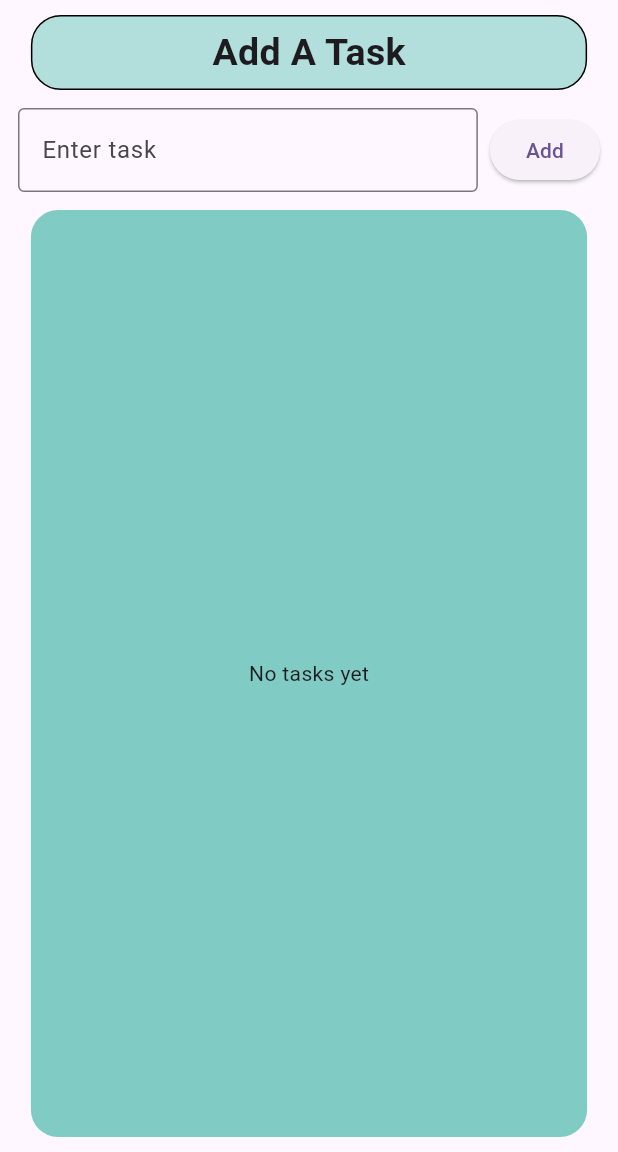
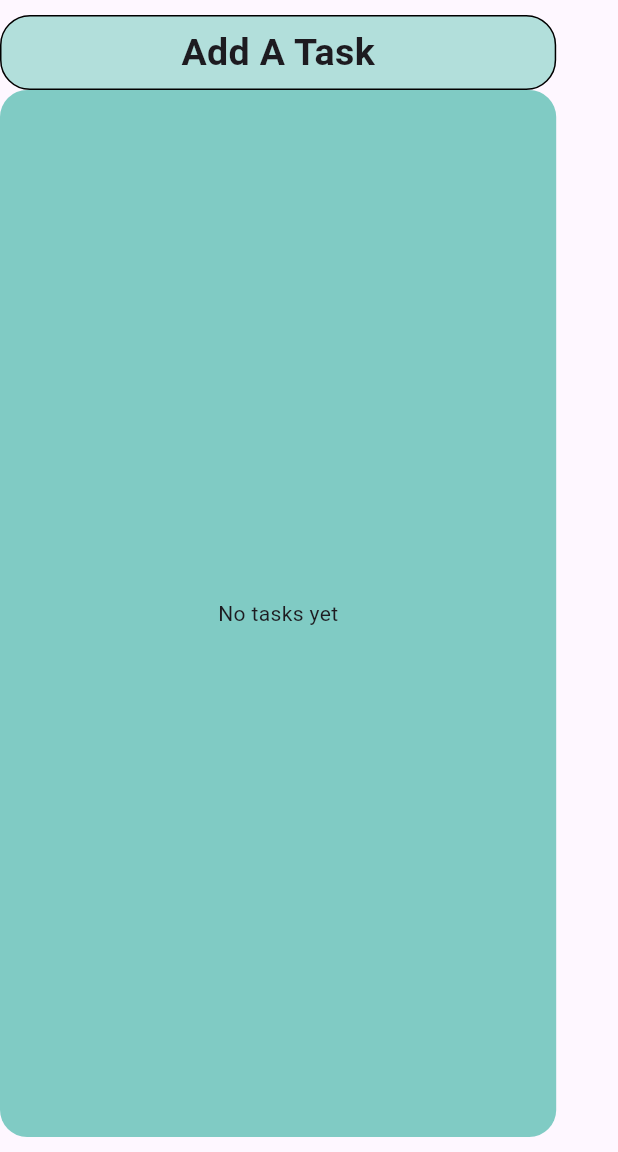
Before and after one commit to AwaisMustafa/learningflutter, a Flutter app: the screen it shows after launch, on a phone screen of 412 x 824 dp, the part 84-1236 px from its top. Run offline on Flutter 3.47's test engine with Material 3 defaults, Android fonts, the phone set to English and light mode, and no system bars; our stand-ins replace shared_preferences.

Commit message:
Update todoapp.dart

```diff
--- a/week3/lib/todoapp.dart
+++ b/week3/lib/todoapp.dart
@@ -152,27 +152,7 @@ class _TodoHomePageState extends State<TodoHome> {
               ),
             ),
           ),
-          Padding(
-            padding: const EdgeInsets.all(12),
-            child: Row(
-              children: [
-                Expanded(
-                  child: TextField(
-                    controller: _controller,
-                    decoration: InputDecoration(
-                      hintText: 'Enter task',
-                      border: OutlineInputBorder(),
-                    ),
-                  ),
-                ),
-                SizedBox(width: 8),
-                ElevatedButton(
-                  onPressed: () => _addTask(_controller.text),
-                  child: Text('Add'),
-                ),
-              ],
-            ),
-          ),
+
           Expanded(
             child: Container(
               width: MediaQuery.of(context).size.width * 0.9,
```
